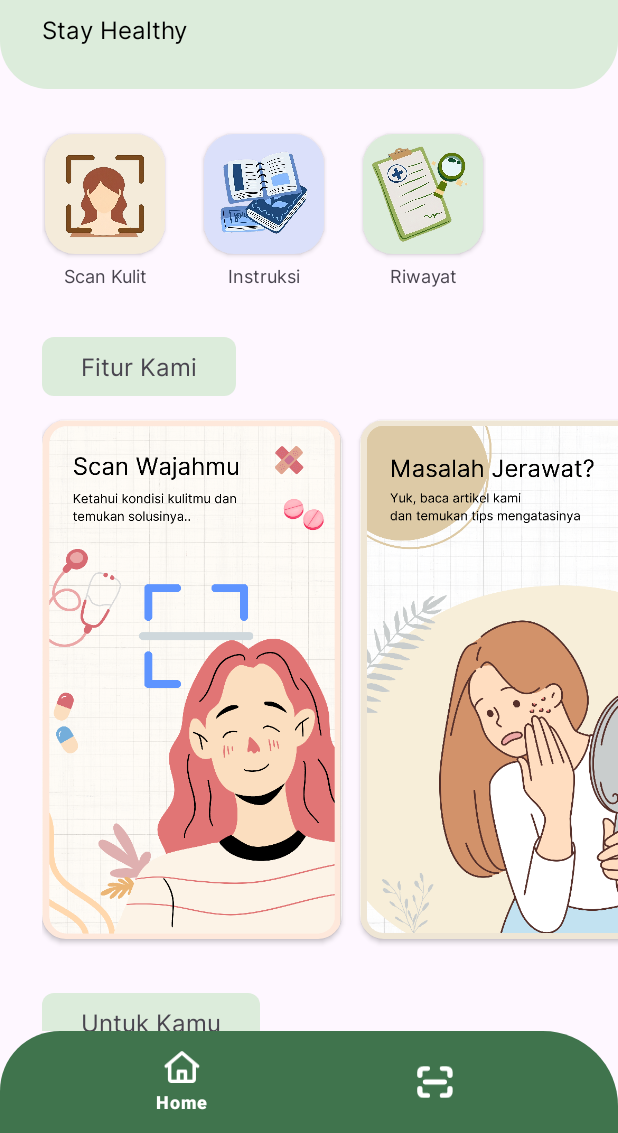
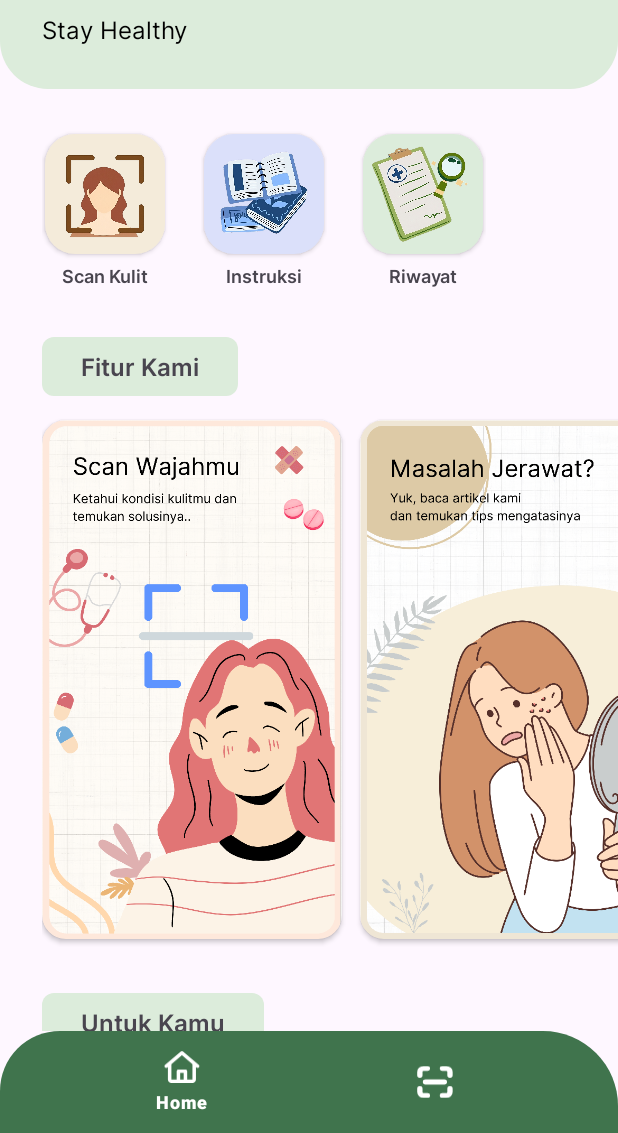
Before and after one commit to SkinSavvy-DevTeam/SkinSavvy-Mobile, an Android app: the screen it shows after launch (MainActivity), on a phone screen of 412 x 824 dp, the part 103-1236 px from its top. Run offline under Robolectric (Android 15) with nearby library versions, the phone set to English and light mode, and no system bars; pictures from the network do not load; 1 statement that could not run was skipped.

Commit message:
update homepage

```diff
--- a/app/src/main/java/com/myapp/skinsavvy/adapter/PosterAdapter.kt
+++ b/app/src/main/java/com/myapp/skinsavvy/adapter/PosterAdapter.kt
@@ -7,13 +7,13 @@ import androidx.recyclerview.widget.ListAdapter
 import androidx.recyclerview.widget.RecyclerView
 import com.bumptech.glide.Glide
 import com.myapp.skinsavvy.data.pref.DataModel
-import com.myapp.skinsavvy.databinding.CarouselPosterLayoutBinding
+import com.myapp.skinsavvy.databinding.PosterItemLayoutBinding
 
 class PosterAdapter(private val items: List<DataModel>) : ListAdapter<DataModel, PosterAdapter.PosterViewHolder>(DIFF_CALLBACK) {
 
     override fun onCreateViewHolder(parent: ViewGroup, viewType: Int): PosterViewHolder {
         val inflater = LayoutInflater.from(parent.context)
-        val binding = CarouselPosterLayoutBinding.inflate(inflater, parent, false)
+        val binding = PosterItemLayoutBinding.inflate(inflater, parent, false)
         return PosterViewHolder(binding)
     }
 
@@ -26,7 +26,7 @@ class PosterAdapter(private val items: List<DataModel>) : ListAdapter<DataModel,
 
     override fun getItemCount() = items.size
 
-    class PosterViewHolder(val binding: CarouselPosterLayoutBinding) : RecyclerView.ViewHolder(binding.root)
+    class PosterViewHolder(val binding: PosterItemLayoutBinding) : RecyclerView.ViewHolder(binding.root)
 
     companion object {
         private val DIFF_CALLBACK = object : DiffUtil.ItemCallback<DataModel>() {
--- a/app/src/main/res/layout/activity_main.xml
+++ b/app/src/main/res/layout/activity_main.xml
@@ -88,8 +88,7 @@
                         android:layout_width="match_parent"
                         android:layout_height="wrap_content"
                         android:text="@string/feature_scan"
-                        android:fontFamily="@font/custom_font_family"
-                        android:textStyle="normal"
+                        android:fontFamily="@font/inter_semibold"
                         android:textSize="12sp"
                         android:layout_marginTop="4dp"
                         android:textAlignment="center"/>
@@ -119,8 +118,7 @@
                         android:layout_width="match_parent"
                         android:layout_height="wrap_content"
                         android:text="@string/feature_instruction"
-                        android:fontFamily="@font/custom_font_family"
-                        android:textStyle="normal"
+                        android:fontFamily="@font/inter_semibold"
                         android:textSize="12sp"
                         android:layout_marginTop="4dp"
                         android:textAlignment="center"/>
@@ -149,8 +147,7 @@
                         android:layout_width="match_parent"
                         android:layout_height="wrap_content"
                         android:text="@string/feature_history"
-                        android:fontFamily="@font/custom_font_family"
-                        android:textStyle="normal"
+                        android:fontFamily="@font/inter_semibold"
                         android:textSize="12sp"
                         android:layout_marginTop="4dp"
                         android:textAlignment="center"/>
@@ -164,13 +161,12 @@
                 android:layout_height="wrap_content"
                 android:layout_marginTop="4dp"
                 android:background="@drawable/rounded_shape"
-                android:fontFamily="@font/custom_font_family"
+                android:fontFamily="@font/inter_semibold"
                 android:text="@string/our_feature"
                 android:paddingStart="26dp"
                 android:paddingEnd="26dp"
                 android:layout_marginStart="28dp"
                 android:textSize="16sp"
-                android:textStyle="normal"
                 app:layout_constraintTop_toBottomOf="@+id/feature_layout"
                 app:layout_constraintStart_toStartOf="parent"
                 tools:ignore="MissingConstraints" />
@@ -183,7 +179,7 @@
                 app:layout_constraintEnd_toEndOf="parent"
                 app:layout_constraintStart_toStartOf="parent"
                 app:layout_constraintTop_toBottomOf="@+id/tv_poster"
-                tools:listitem="@layout/carousel_poster_layout"
+                tools:listitem="@layout/poster_item_layout"
                 tools:ignore="RtlSymmetry" />
 
             <TextView
@@ -191,13 +187,12 @@
                 android:layout_width="wrap_content"
                 android:layout_height="wrap_content"
                 android:background="@drawable/rounded_shape"
-                android:fontFamily="@font/custom_font_family"
+                android:fontFamily="@font/inter_semibold"
                 android:text="@string/for_you"
                 android:paddingStart="26dp"
                 android:paddingEnd="26dp"
                 android:layout_margin="28dp"
                 android:textSize="16sp"
-                android:textStyle="normal"
                 app:layout_constraintTop_toBottomOf="@+id/rv_carousel_poster"
                 app:layout_constraintStart_toStartOf="parent"
                 tools:ignore="MissingConstraints" />
@@ -210,7 +205,7 @@
                 app:layout_constraintEnd_toEndOf="parent"
                 app:layout_constraintStart_toStartOf="parent"
                 app:layout_constraintTop_toBottomOf="@+id/tv_article"
-                tools:listitem="@layout/carousel_item_layout"
+                tools:listitem="@layout/article_item_layout"
                 tools:ignore="RtlSymmetry" />
 
             <Button
```
Also changed, not shown: app/src/main/java/com/myapp/skinsavvy/adapter/ArticleAdapter.kt (+3 -11 lines), app/src/main/res/layout/article_item_layout.xml (renamed from app/src/main/res/layout/carousel_item_layout.xml, +0 -14 lines), app/src/main/res/font-v26/inter_semibold.ttf (added), app/src/main/res/layout/poster_item_layout.xml (renamed from app/src/main/res/layout/carousel_poster_layout.xml).
